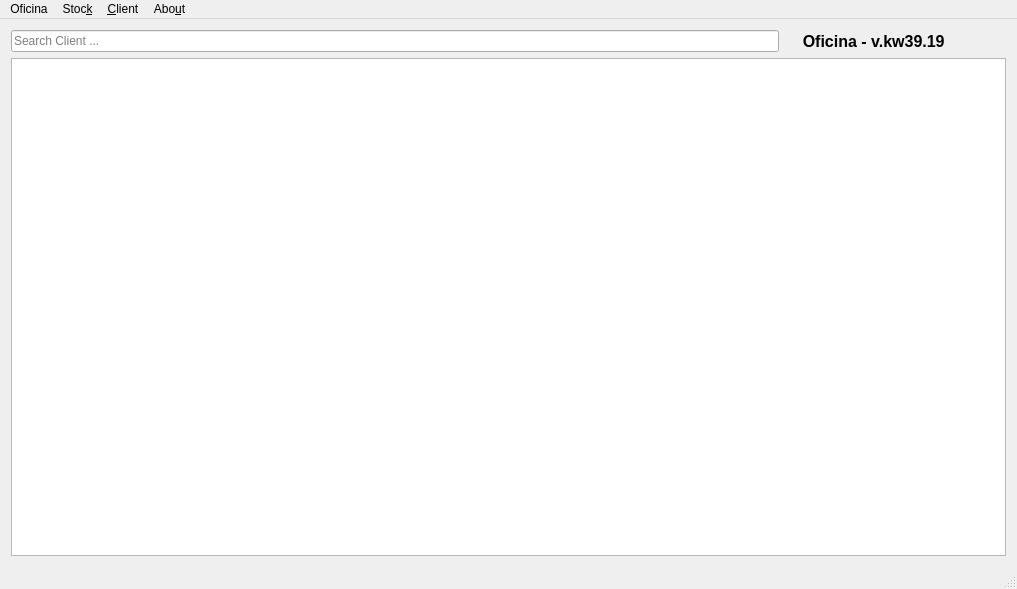
First picture: the form in Main_Window.ui, repository bedi1982/Oficina, before the edit.
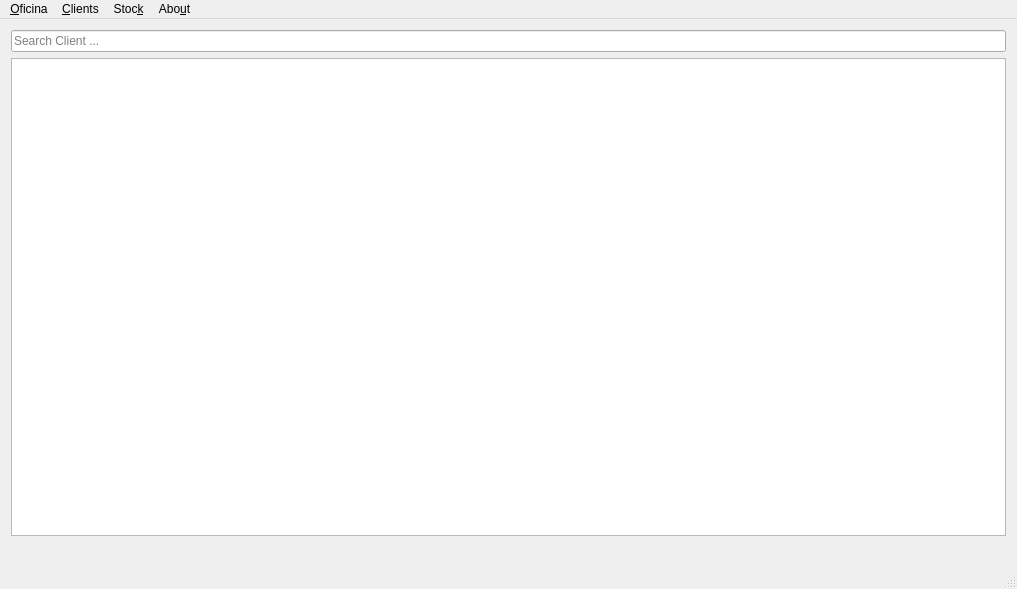
Second picture: the form after the edit. Icons and pictures are not drawn.

Diff of the .ui file:
```diff
--- a/Main_Window.ui
+++ b/Main_Window.ui
@@ -22,33 +22,8 @@
   </property>
   <widget class="QWidget" name="centralWidget">
    <layout class="QGridLayout" name="gridLayout_4">
-    <item row="1" column="0">
-     <widget class="QLineEdit" name="line_ID_or_CPG_or_Name">
-      <property name="sizePolicy">
-       <sizepolicy hsizetype="MinimumExpanding" vsizetype="Maximum">
-        <horstretch>0</horstretch>
-        <verstretch>0</verstretch>
-       </sizepolicy>
-      </property>
-      <property name="text">
-       <string/>
-      </property>
-      <property name="maxLength">
-       <number>30</number>
-      </property>
-      <property name="placeholderText">
-       <string>Search Client ...</string>
-      </property>
-     </widget>
-    </item>
-    <item row="2" column="0" rowspan="4" colspan="11">
+    <item row="2" column="0" rowspan="5" colspan="9">
      <widget class="QTableView" name="tbl_Client_List">
-      <property name="sizePolicy">
-       <sizepolicy hsizetype="Expanding" vsizetype="Expanding">
-        <horstretch>0</horstretch>
-        <verstretch>0</verstretch>
-       </sizepolicy>
-      </property>
       <property name="toolTip">
        <string/>
       </property>
@@ -84,28 +59,36 @@
       </attribute>
      </widget>
     </item>
-    <item row="1" column="1">
-     <widget class="QLabel" name="label">
-      <property name="font">
-       <font>
-        <family>Liberation Sans</family>
-        <pointsize>12</pointsize>
-        <weight>75</weight>
-        <bold>true</bold>
-       </font>
-      </property>
+    <item row="1" column="0" colspan="9">
+     <widget class="QLineEdit" name="line_ID_or_CPG_or_Name">
       <property name="text">
-       <string>    Oficina - v.kw39.19</string>
+       <string/>
       </property>
+      <property name="maxLength">
+       <number>30</number>
+      </property>
+      <property name="placeholderText">
+       <string>Search Client ...</string>
+      </property>
      </widget>
     </item>
-    <item row="1" column="2">
-     <widget class="QLabel" name="label_2">
+    <item row="8" column="0">
+     <widget class="QLabel" name="lbl_database_status">
+      <property name="maximumSize">
+       <size>
+        <width>16777215</width>
+        <height>12</height>
+       </size>
+      </property>
       <property name="text">
        <string/>
       </property>
-      <property name="pixmap">
-       <pixmap resource="images/images.qrc">:/emoticons/tux.png</pixmap>
+     </widget>
+    </item>
+    <item row="8" column="8">
+     <widget class="QLabel" name="lbl_sys_version">
+      <property name="text">
+       <string/>
       </property>
      </widget>
     </item>
@@ -135,13 +118,13 @@
      </sizepolicy>
     </property>
     <property name="title">
-     <string>Oficina</string>
+     <string>&amp;Oficina</string>
     </property>
     <addaction name="actionList_Open_Services"/>
     <addaction name="actionList_not_Paid_Services"/>
     <addaction name="action_Exit"/>
    </widget>
-   <widget class="QMenu" name="menuCadastrois">
+   <widget class="QMenu" name="menuStock">
     <property name="sizePolicy">
      <sizepolicy hsizetype="Maximum" vsizetype="Maximum">
       <horstretch>0</horstretch>
@@ -175,13 +158,13 @@
      </sizepolicy>
     </property>
     <property name="title">
-     <string>&amp;Client</string>
+     <string>&amp;Clients</string>
     </property>
     <addaction name="action_Add_Client"/>
    </widget>
    <addaction name="menuOficina"/>
-   <addaction name="menuCadastrois"/>
    <addaction name="menuCliente"/>
+   <addaction name="menuStock"/>
    <addaction name="menuSobre"/>
   </widget>
   <action name="action_Add_Client">
```
